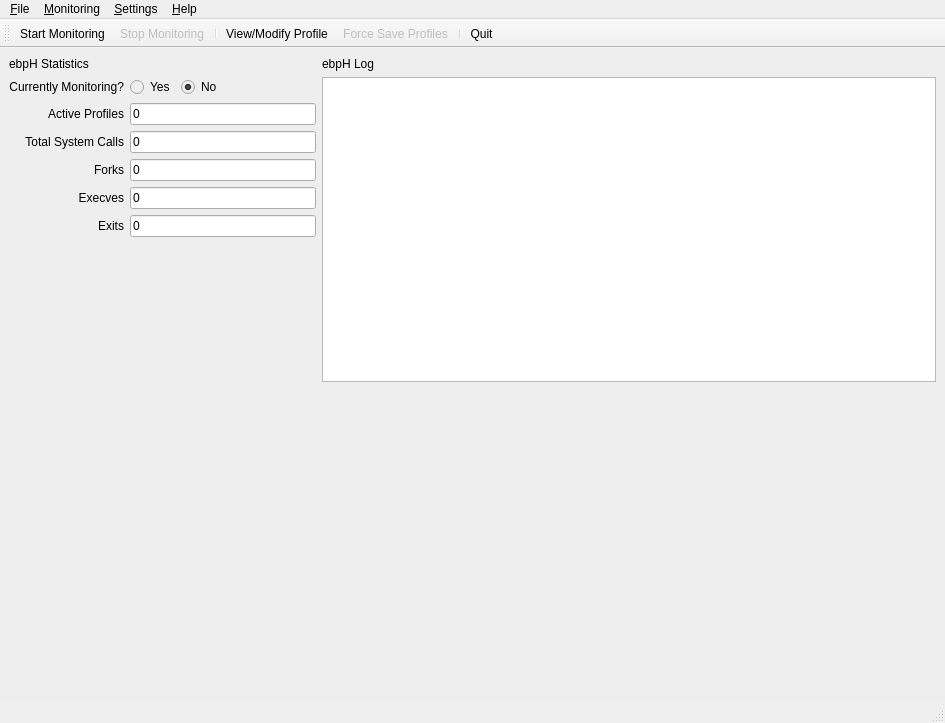
First picture: the form in ebpH/mainwindow.ui, repository willfindlay/ebpH, before the edit.
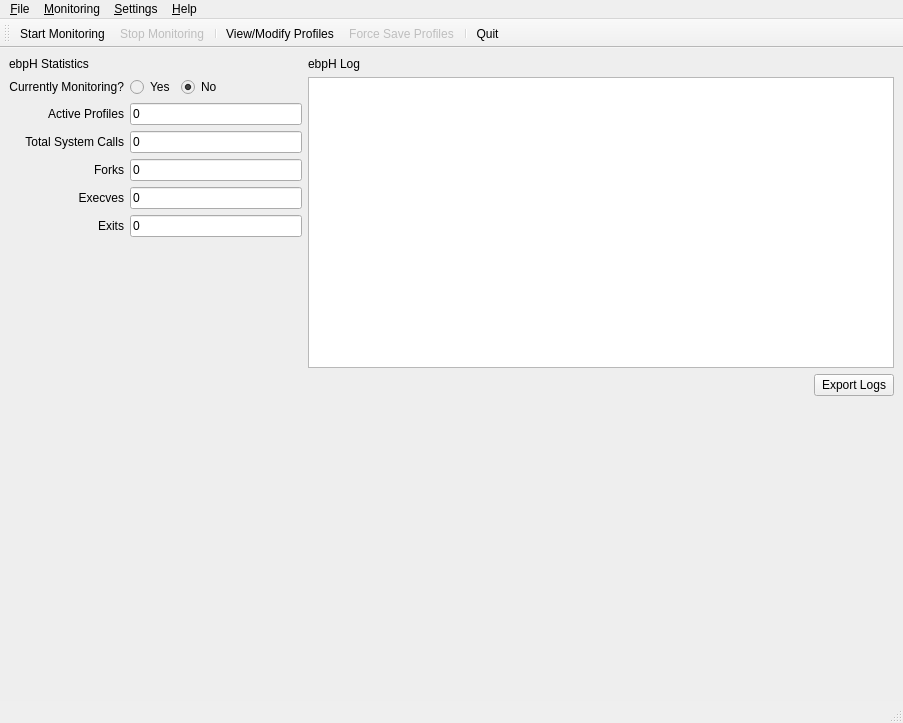
Second picture: the form after the edit. Icons and pictures are not drawn.

What changed in the file:
```diff
--- a/ebpH/mainwindow.ui
+++ b/ebpH/mainwindow.ui
@@ -7,7 +7,7 @@
    <rect>
     <x>0</x>
     <y>0</y>
-    <width>945</width>
+    <width>903</width>
     <height>723</height>
    </rect>
   </property>
@@ -35,7 +35,7 @@
    </property>
    <layout class="QGridLayout" name="gridLayout">
     <item row="2" column="1">
-     <layout class="QVBoxLayout" name="verticalLayout_2" stretch="0,0">
+     <layout class="QVBoxLayout" name="verticalLayout_2" stretch="0,0,0">
       <item>
        <widget class="QPlainTextEdit" name="event_log">
         <property name="sizePolicy">
@@ -60,6 +60,33 @@
         </property>
        </widget>
       </item>
+      <item>
+       <layout class="QHBoxLayout" name="horizontalLayout_2">
+        <property name="topMargin">
+         <number>0</number>
+        </property>
+        <item>
+         <spacer name="horizontalSpacer_2">
+          <property name="orientation">
+           <enum>Qt::Horizontal</enum>
+          </property>
+          <property name="sizeHint" stdset="0">
+           <size>
+            <width>40</width>
+            <height>20</height>
+           </size>
+          </property>
+         </spacer>
+        </item>
+        <item>
+         <widget class="QPushButton" name="export_logs_button">
+          <property name="text">
+           <string>Export Logs</string>
+          </property>
+         </widget>
+        </item>
+       </layout>
+      </item>
       <item>
        <widget class="QWidget" name="chart_container" native="true">
         <property name="sizePolicy">
@@ -297,7 +324,7 @@
     <rect>
      <x>0</x>
      <y>0</y>
-     <width>945</width>
+     <width>903</width>
      <height>29</height>
     </rect>
    </property>
@@ -437,7 +464,7 @@
      <normaloff>:/img/assets/img/icons/browser.png</normaloff>:/img/assets/img/icons/browser.png</iconset>
    </property>
    <property name="text">
-    <string>View/Modify &amp;Profile</string>
+    <string>View/Modify &amp;Profiles</string>
    </property>
    <property name="shortcut">
     <string>Ctrl+Shift+P</string>
```
Left out of the diff: 11 changed lines with no effect on the pictures.
